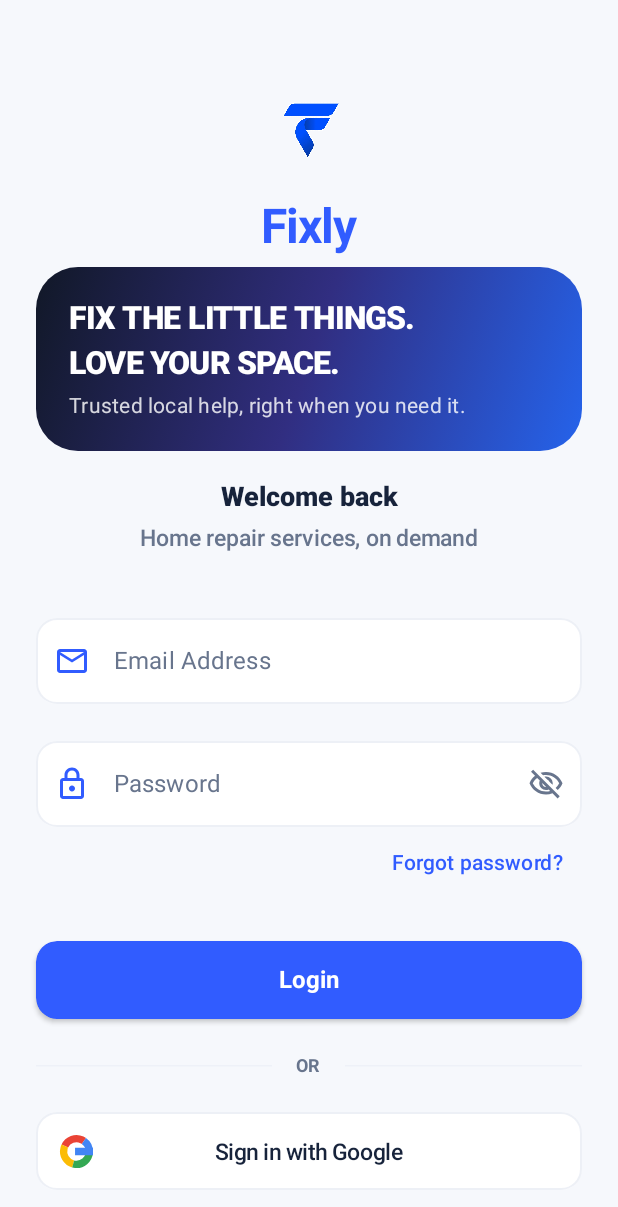
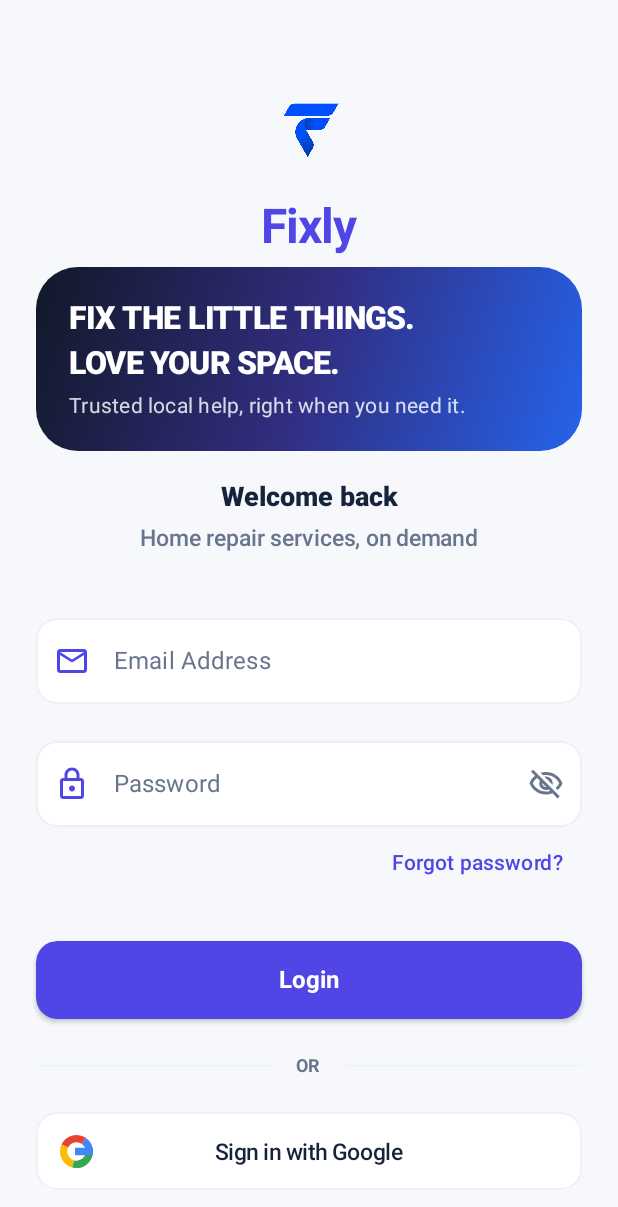
Before and after one commit to Bhanuka-Hewawasam/Fixly, an Android app built with Jetpack Compose: the screen it shows after launch (MainActivity), on a phone screen of 412 x 824 dp. Shown: the top 1207 px of the screen. Run offline under Robolectric (Android 15) with nearby library versions, the phone set to English and light mode, and no system bars; our stand-ins replace Firebase (no records; nobody signed in at launch, a user with empty details on screens opened directly).

Commit message:
style(theme): establish bold indigo Fixly brand palette

```diff
--- a/app/src/main/java/lk/ac/nibm/hdse/fixly_20/ui/theme/Color.kt
+++ b/app/src/main/java/lk/ac/nibm/hdse/fixly_20/ui/theme/Color.kt
@@ -2,17 +2,17 @@ package lk.ac.nibm.hdse.fixly_20.ui.theme
 
 import androidx.compose.ui.graphics.Color
 
-// Brand palette — confident cobalt with a calm, neutral foundation.
-val FixlyPrimary = Color(0xFF315CFF)
+// Bold Fixly identity — electric indigo, deep ink and a crisp lime accent.
+val FixlyPrimary = Color(0xFF4F46E5)
 val FixlyOnPrimary = Color(0xFFFFFFFF)
-val FixlyPrimaryContainer = Color(0xFFE9EEFF)
-val FixlyOnPrimaryContainer = Color(0xFF1737A6)
+val FixlyPrimaryContainer = Color(0xFFEDEBFF)
+val FixlyOnPrimaryContainer = Color(0xFF312E81)
 
-val FixlyNavy = Color(0xFF14213D)
-val FixlyNavyLight = Color(0xFF243653)
+val FixlyNavy = Color(0xFF111827)
+val FixlyNavyLight = Color(0xFF26324A)
 val FixlyOnNavy = Color(0xFFFFFFFF)
 
-val FixlySuccess = Color(0xFF159A72)
+val FixlySuccess = Color(0xFF0F9F78)
 val FixlySuccessContainer = Color(0xFFDDF7ED)
 val FixlyOnSuccessContainer = Color(0xFF075C43)
 
@@ -36,8 +36,8 @@ val FixlyBackgroundDark = Color(0xFF0C1220)
 val FixlySurfaceDark = Color(0xFF151E30)
 val FixlySurfaceVariantDark = Color(0xFF202C42)
 
-val FixlyPrimaryDark = Color(0xFF8AA4FF)
-val FixlyPrimaryContainerDark = Color(0xFF243B82)
+val FixlyPrimaryDark = Color(0xFFA5B4FC)
+val FixlyPrimaryContainerDark = Color(0xFF3730A3)
 val FixlyOnPrimaryContainerDark = Color(0xFFE3EAFF)
 
 val FixlyOnSurfaceDark = Color(0xFFF3F6FC)
```
